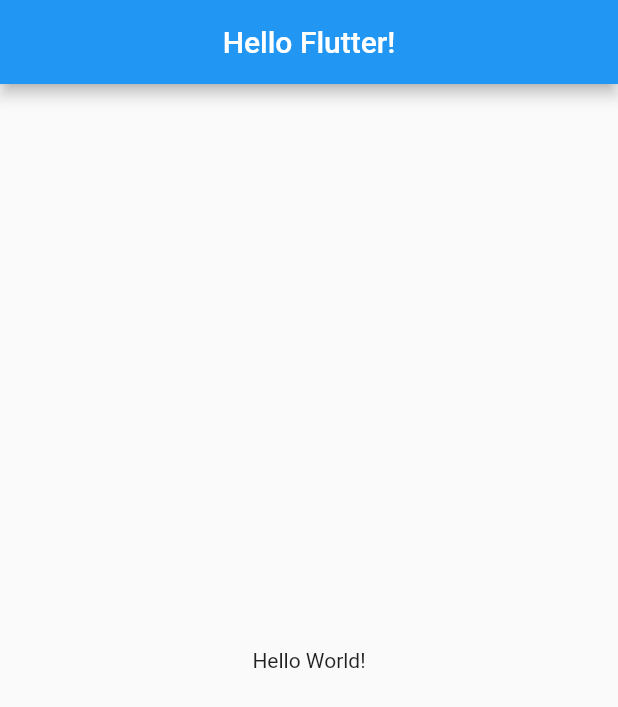
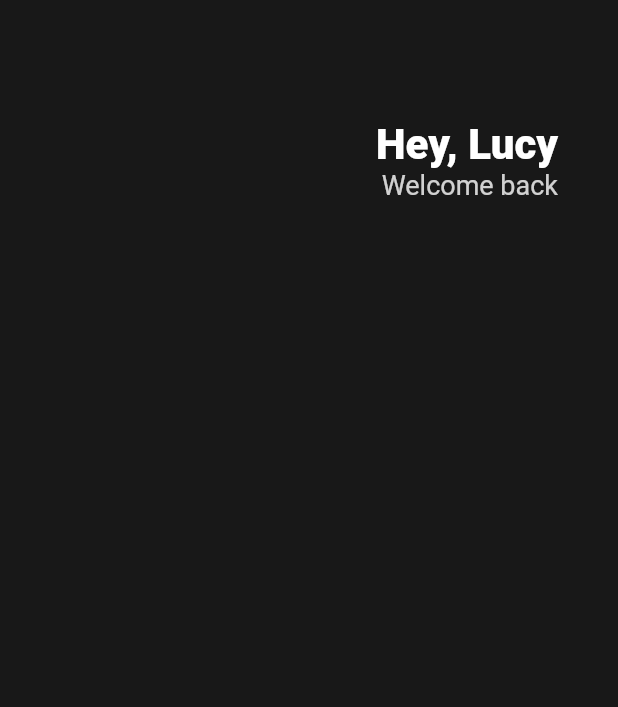
Before and after one commit to bingba2022/flutter_course, a Flutter app: the screen it shows after launch, on a phone screen of 412 x 824 dp. Shown: the top 707 px of the screen. Run offline on Flutter 3.47's test engine with Material 2 defaults, Android fonts, the phone set to English and light mode, and no system bars.

Commit message:
added title

```diff
--- a/lib/main.dart
+++ b/lib/main.dart
@@ -12,12 +12,41 @@ class App extends StatelessWidget {
     // CupertinoApp : ios
     return MaterialApp(
       home: Scaffold(
-        appBar: AppBar(
-          centerTitle: true,
-          title: Text("Hello Flutter!"),
-        ),
-        body: Center(
-          child: Text("Hello World!"),
+        backgroundColor: Color(0xFF181818),
+        body: Padding(
+          padding: EdgeInsets.symmetric(horizontal: 40),
+          child: Column(
+            children: [
+              SizedBox(
+                height: 80,
+              ),
+              Row(
+                mainAxisAlignment: MainAxisAlignment.end,
+                children: [
+                  Column(
+                    crossAxisAlignment: CrossAxisAlignment.end,
+                    children: [
+                      Text(
+                        "Hey, Lucy",
+                        style: TextStyle(
+                          color: Colors.white,
+                          fontSize: 28,
+                          fontWeight: FontWeight.w800,
+                        ),
+                      ),
+                      Text(
+                        "Welcome back",
+                        style: TextStyle(
+                          color: Colors.white.withOpacity(0.8),
+                          fontSize: 18,
+                        ),
+                      ),
+                    ],
+                  )
+                ],
+              )
+            ],
+          ),
         ),
       ),
     );
```
